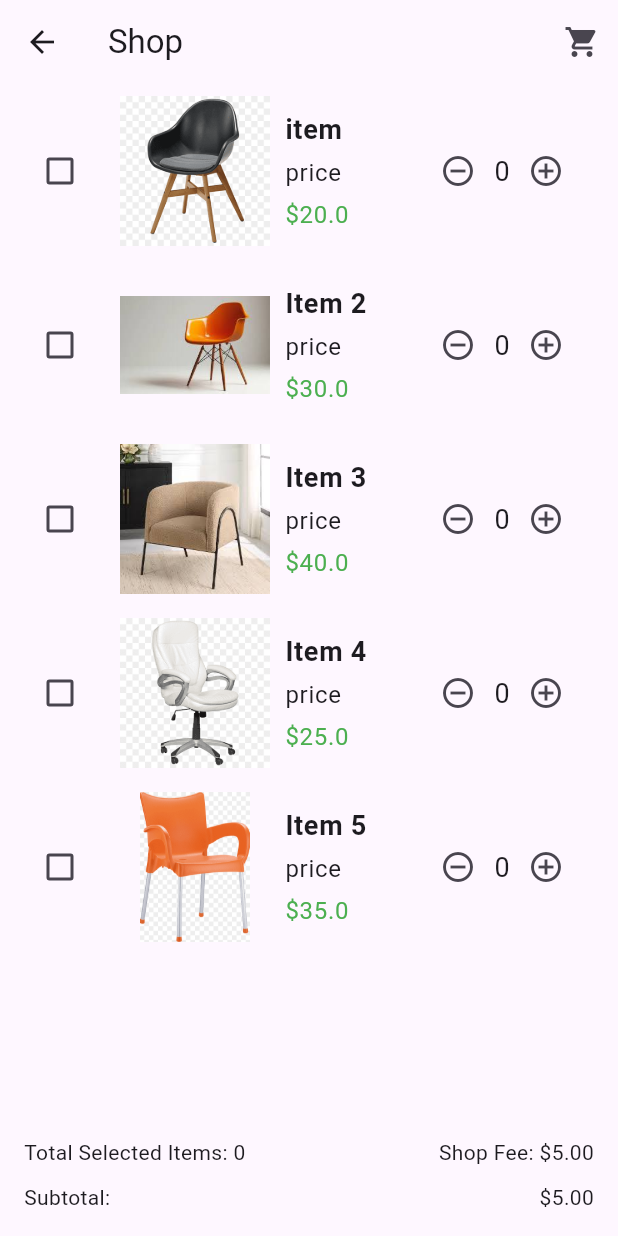
After one commit to Reshma-Neria/project5, a Flutter app: the screen it shows after launch, after a tap on "Description Title", on a phone screen of 412 x 824 dp. The commit adds this screen. Run offline on Flutter 3.47's test engine with Material 3 defaults, Android fonts, the phone set to English and light mode, and no system bars.

Commit message:
added another page and fixed my last time mistakes

```diff
--- a/lib/main.dart
+++ b/lib/main.dart
@@ -1,5 +1,6 @@
 import 'package:flutter/material.dart';
-import 'product_page.dart'; // Import the ProductPage
+import 'product_page.dart';
+import 'third_page.dart'; // Import the third page
 
 void main() {
   runApp(MyApp());
@@ -10,10 +11,8 @@ class MyApp extends StatelessWidget {
   @override
   Widget build(BuildContext context) {
     return MaterialApp(
-      title: 'Webpage with Search and Images',
-      theme: ThemeData(
-        primarySwatch: Colors.blue,
-      ),
+      debugShowCheckedModeBanner: false,
+      theme: ThemeData(),
       home: HomePage(),
     );
   }
@@ -58,11 +57,6 @@ class HomePage extends StatelessWidget {
                 // Handle menu action
               },
             ),
-            Text(
-              'Webpage',
-              style: TextStyle(
-                  color: Color.fromARGB(255, 22, 22, 22), fontSize: 20.0),
-            ),
             IconButton(
               icon: Icon(Icons.person,
                   color: Color.fromARGB(255, 17, 17, 17), size: 30.0),
@@ -101,9 +95,7 @@ class HomePage extends StatelessWidget {
                 IconButton(
                   icon: Icon(Icons.shopping_cart,
                       color: Color.fromARGB(255, 19, 18, 18), size: 30.0),
-                  onPressed: () {
-                    // Handle shopping cart action
-                  },
+                  onPressed: () {},
                 ),
               ],
             ),
@@ -123,7 +115,7 @@ class HomePage extends StatelessWidget {
             ),
           ),
           Container(
-            height: 200, // Height of the scrollable images
+            height: 350,
             child: ListView.builder(
               scrollDirection: Axis.horizontal,
               itemCount: images.length,
@@ -193,7 +185,7 @@ class HomePage extends StatelessWidget {
             child: Align(
               alignment: Alignment.centerLeft,
               child: Text(
-                'Best Selling',
+                'Select Items',
                 style: TextStyle(
                   fontSize: 24.0,
                   fontWeight: FontWeight.bold,
@@ -201,7 +193,15 @@ class HomePage extends StatelessWidget {
               ),
             ),
           ),
-          Container(
+          GestureDetector(
+            onTap: () {
+              // Navigate to ThirdPage when the image is tapped
+              Navigator.push(
+                context,
+                MaterialPageRoute(builder: (context) => ThirdPage()),
+              );
+            },
+            child: Container(
               margin: EdgeInsets.all(16.0),
               padding: EdgeInsets.all(16.0),
               decoration: BoxDecoration(
@@ -248,17 +248,8 @@ class HomePage extends StatelessWidget {
                       ],
                     ),
                   ),
-                IconButton(
-                  icon: Icon(Icons.arrow_forward,
-                      size: 30.0, color: Color.fromARGB(255, 14, 13, 13)),
-                  onPressed: () {
-                    Navigator.push(
-                      context,
-                      MaterialPageRoute(builder: (context) => ProductPage()),
-                    );
-                  },
+                ],
               ),
-              ],
             ),
           ),
         ],
--- /dev/null
+++ b/lib/third_page.dart
@@ -0,0 +1,180 @@
+import 'package:flutter/material.dart';
+
+class ThirdPage extends StatefulWidget {
+  @override
+  _ThirdPageState createState() => _ThirdPageState();
+}
+
+class _ThirdPageState extends State<ThirdPage> {
+  List<int> quantities = List.generate(5, (index) => 0);
+  List<bool> isSelected = List.generate(5, (index) => false);
+
+  final List<Map<String, String>> items = [
+    {
+      'image': 'assets/images/img.png',
+      'title': 'item',
+      'description': 'price',
+      'price': '20.0'
+    },
+    {
+      'image': 'assets/images/img (1).jpeg',
+      'title': 'Item 2',
+      'description': 'price',
+      'price': '30.0'
+    },
+    {
+      'image': 'assets/images/img (2).jpeg',
+      'title': 'Item 3',
+      'description': 'price',
+      'price': '40.0'
+    },
+    {
+      'image': 'assets/images/img (3).png',
+      'title': 'Item 4',
+      'description': 'price',
+      'price': '25.0'
+    },
+    {
+      'image': 'assets/images/img (4).png',
+      'title': 'Item 5',
+      'description': 'price',
+      'price': '35.0'
+    },
+  ];
+
+  @override
+  Widget build(BuildContext context) {
+    double shopFee = 5.0;
+    double subtotal = 0;
+
+    for (int i = 0; i < quantities.length; i++) {
+      if (isSelected[i]) {
+        subtotal += quantities[i] * double.parse(items[i]['price']!);
+      }
+    }
+
+    double total = subtotal + shopFee;
+
+    return Scaffold(
+      appBar: AppBar(
+        leading: IconButton(
+          icon: Icon(Icons.arrow_back),
+          onPressed: () {
+            Navigator.pop(context);
+          },
+        ),
+        title: Text('Shop'),
+        actions: [
+          IconButton(
+            icon: Icon(Icons.shopping_cart),
+            onPressed: () {
+              // Handle shopping cart navigation
+            },
+          ),
+        ],
+      ),
+      body: Column(
+        children: [
+          Expanded(
+            child: ListView.builder(
+              itemCount: items.length,
+              itemBuilder: (context, index) {
+                return ListTile(
+                  leading: Checkbox(
+                    value: isSelected[index],
+                    onChanged: (bool? value) {
+                      setState(() {
+                        isSelected[index] = value!;
+                      });
+                    },
+                  ),
+                  title: Row(
+                    children: [
+                      Image.asset(
+                        items[index]['image']!,
+                        width: 100,
+                        height: 100,
+                      ),
+                      SizedBox(width: 10),
+                      Expanded(
+                        child: Column(
+                          crossAxisAlignment: CrossAxisAlignment.start,
+                          children: [
+                            Text(
+                              items[index]['title']!,
+                              style: TextStyle(
+                                fontSize: 18,
+                                fontWeight: FontWeight.bold,
+                              ),
+                            ),
+                            SizedBox(height: 4),
+                            Text(
+                              items[index]['description']!,
+                              style: TextStyle(fontSize: 16),
+                            ),
+                            SizedBox(height: 4),
+                            Text(
+                              '\$${items[index]['price']}',
+                              style: TextStyle(
+                                fontSize: 16,
+                                color: Colors.green,
+                              ),
+                            ),
+                          ],
+                        ),
+                      ),
+                      IconButton(
+                        icon: Icon(Icons.remove_circle_outline),
+                        onPressed: () {
+                          setState(() {
+                            if (quantities[index] > 0) quantities[index]--;
+                          });
+                        },
+                      ),
+                      Text(
+                        quantities[index].toString(),
+                        style: TextStyle(fontSize: 18),
+                      ),
+                      IconButton(
+                        icon: Icon(Icons.add_circle_outline),
+                        onPressed: () {
+                          setState(() {
+                            quantities[index]++;
+                          });
+                        },
+                      ),
+                    ],
+                  ),
+                );
+              },
+            ),
+          ),
+          Container(
+            padding: EdgeInsets.all(16.0),
+            child: Column(
+              children: [
+                Row(
+                  mainAxisAlignment: MainAxisAlignment.spaceBetween,
+                  children: [
+                    Text(
+                      'Total Selected Items: ${quantities.where((q) => q > 0 && isSelected[quantities.indexOf(q)]).length}',
+                    ),
+                    Text('Shop Fee: \$${shopFee.toStringAsFixed(2)}'),
+                  ],
+                ),
+                SizedBox(height: 10),
+                Row(
+                  mainAxisAlignment: MainAxisAlignment.spaceBetween,
+                  children: [
+                    Text('Subtotal:'),
+                    Text('\$${total.toStringAsFixed(2)}'),
+                  ],
+                ),
+              ],
+            ),
+          ),
+        ],
+      ),
+    );
+  }
+}
```
Lines whose indentation alone changed are shown as unchanged.
